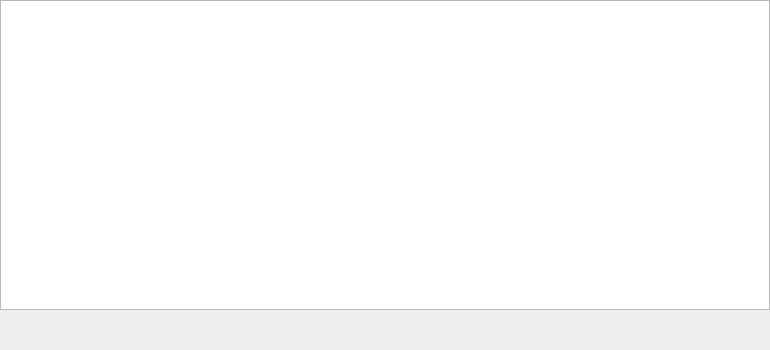
The window that poundage/PoundageShowWidget.ui (HcashOrg/hx-indicator) describes before a commit, drawn with Qt 5.
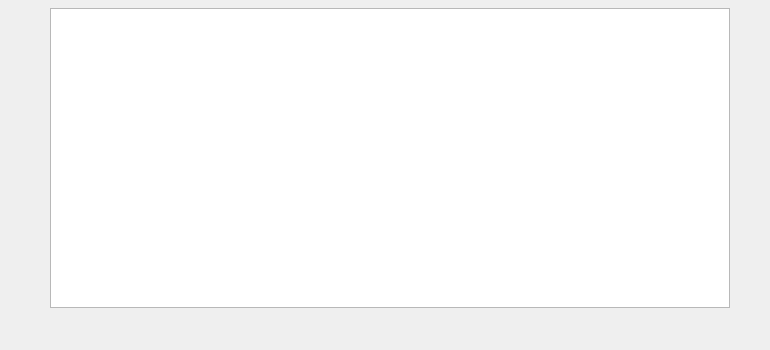
The same window after the commit.

Commit message: css copy poundage

```diff
--- a/poundage/PoundageShowWidget.ui
+++ b/poundage/PoundageShowWidget.ui
@@ -13,26 +13,16 @@
   <property name="windowTitle">
    <string>Form</string>
   </property>
-  <layout class="QVBoxLayout" name="verticalLayout">
-   <property name="spacing">
-    <number>0</number>
+  <widget class="QTableView" name="tableView">
+   <property name="geometry">
+    <rect>
+     <x>50</x>
+     <y>8</y>
+     <width>680</width>
+     <height>300</height>
+    </rect>
    </property>
-   <property name="leftMargin">
-    <number>0</number>
-   </property>
-   <property name="topMargin">
-    <number>0</number>
-   </property>
-   <property name="rightMargin">
-    <number>0</number>
-   </property>
-   <property name="bottomMargin">
-    <number>0</number>
-   </property>
-   <item>
-    <widget class="QTableView" name="tableView"/>
-   </item>
-   <item>
+  </widget>
     <widget class="QStackedWidget" name="stackedWidget_pageBar">
      <property name="maximumSize">
       <size>
@@ -41,8 +31,6 @@
       </size>
      </property>
     </widget>
-   </item>
-  </layout>
  </widget>
  <resources/>
  <connections/>
```
Left out of the diff: 8 changed lines with no effect on the pictures. Lines whose indentation alone changed are shown as unchanged. The commit also changes 19 other files.
